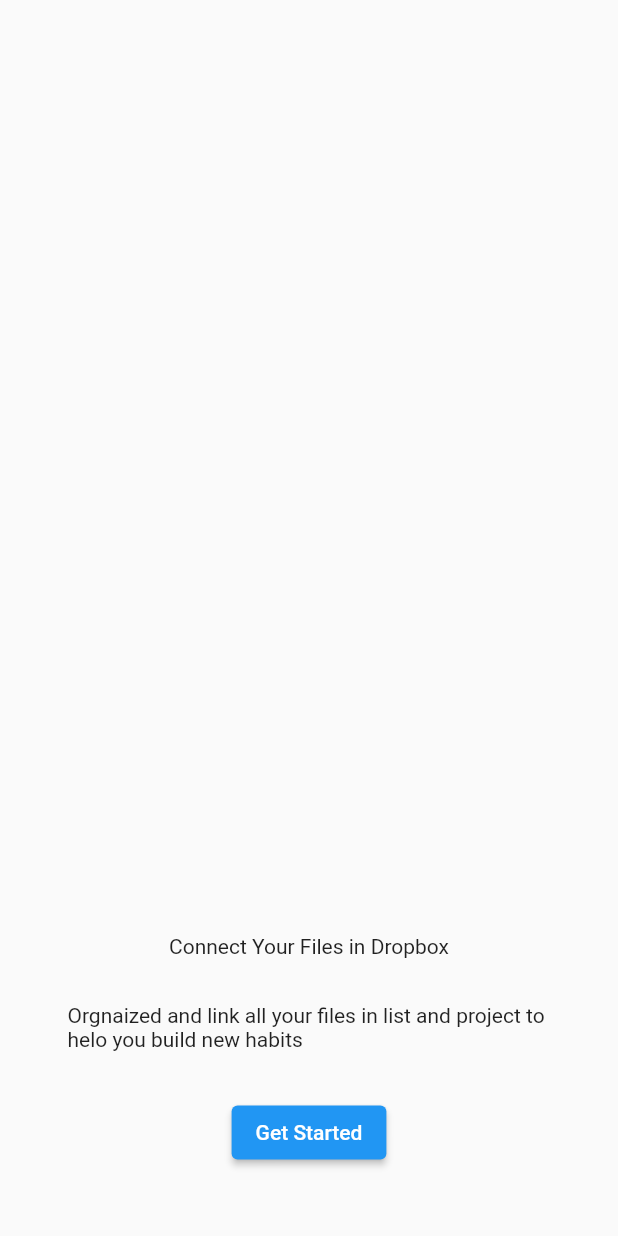
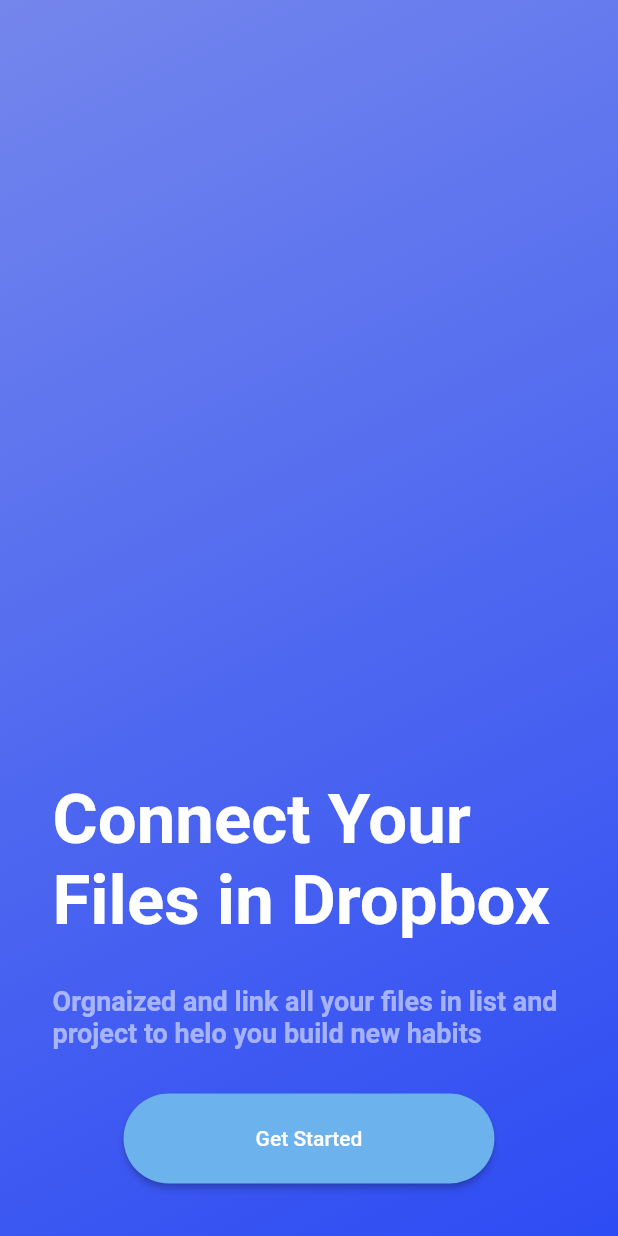
Before and after one commit to atalhaablak/dropbox_app, a Flutter app: the screen it shows after launch, on a phone screen of 412 x 824 dp. Run offline on Flutter 3.47's test engine with Material 2 defaults, Android fonts, the light colour scheme and no system bars; our stand-ins replace google_fonts.

Commit message:
finished Start Page  & Created Home Page

```diff
--- /dev/null
+++ b/lib/screens/home_page.dart
@@ -0,0 +1,12 @@
+import 'package:flutter/material.dart';
+import 'package:flutter/src/foundation/key.dart';
+import 'package:flutter/src/widgets/framework.dart';
+
+class HomePage extends StatelessWidget {
+  const HomePage({Key? key}) : super(key: key);
+
+  @override
+  Widget build(BuildContext context) {
+    return Scaffold();
+  }
+}
--- a/lib/screens/start_page.dart
+++ b/lib/screens/start_page.dart
@@ -1,28 +1,67 @@
+import 'dart:ui';
+
 import 'package:flutter/material.dart';
 import 'package:flutter/src/foundation/key.dart';
 import 'package:flutter/src/widgets/framework.dart';
+import 'package:google_fonts/google_fonts.dart';
+
+import 'home_page.dart';
 
 class StartPage extends StatelessWidget {
   const StartPage({Key? key}) : super(key: key);
 
   @override
   Widget build(BuildContext context) {
-    return Scaffold(
+    return Container(
+      decoration: BoxDecoration(
+        gradient: LinearGradient(
+            begin: Alignment.topLeft,
+            end: Alignment.bottomRight,
+            colors: [Color.fromARGB(250, 113, 132, 236), Color.fromARGB(250, 41, 72, 243)]),
+      ),
+      child: Scaffold(
+        backgroundColor: Colors.transparent,
         body: SafeArea(
           child: Padding(
-          padding: const EdgeInsets.all(45),
+            padding: const EdgeInsets.all(35),
             child: Column(
               mainAxisAlignment: MainAxisAlignment.end,
               children: [
                 // Connect Your Files in Dropbox
-              Text("Connect Your Files in Dropbox"),
-              SizedBox(height: 30),
+                Text(
+                  "Connect Your Files in Dropbox",
+                  style: GoogleFonts.adventPro(
+                    fontSize: 46,
+                    fontWeight: FontWeight.bold,
+                    color: Colors.white,
+                  ),
+                ),
+                const SizedBox(height: 30),
                 // Orgnaized and link all your files in list and project to helo you build new habits
-              Text("Orgnaized and link all your files in list and project to helo you build new habits"),
+                Text(
+                  "Orgnaized and link all your files in list and project to helo you build new habits",
+                  maxLines: 2,
+                  style: GoogleFonts.adventPro(
+                    fontSize: 18,
+                    fontWeight: FontWeight.bold,
+                    color: Colors.white54,
+                  ),
+                ),
                 SizedBox(height: 30),
                 // Get Started
-              ElevatedButton(onPressed: () {}, child: Text("Get Started")),
+                ElevatedButton(
+                  onPressed: () {
+                    Navigator.push(context, MaterialPageRoute(builder: ((context) => const HomePage())));
+                  },
+                  child: Text("Get Started"),
+                  style: ElevatedButton.styleFrom(
+                    primary: Color.fromARGB(255, 108, 179, 237),
+                    minimumSize: Size(MediaQuery.of(context).size.width * 0.6, 60),
+                    shape: RoundedRectangleBorder(borderRadius: BorderRadius.circular(30)),
+                  ),
+                ),
               ],
+            ),
           ),
         ),
       ),
```
Also changed, not shown: pubspec.yaml (+4 -12 lines), pubspec.lock, 7 other files. Lines whose indentation alone changed are shown as unchanged.
